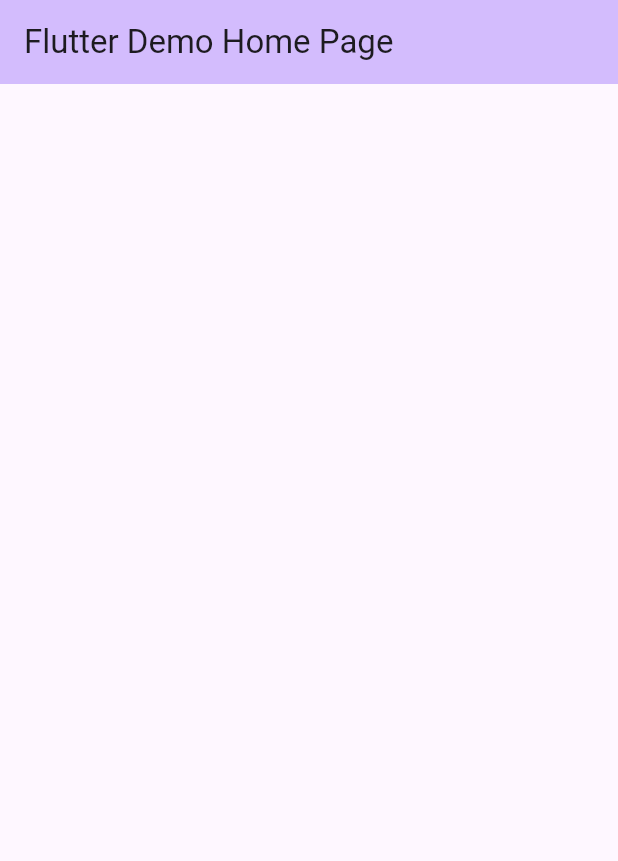
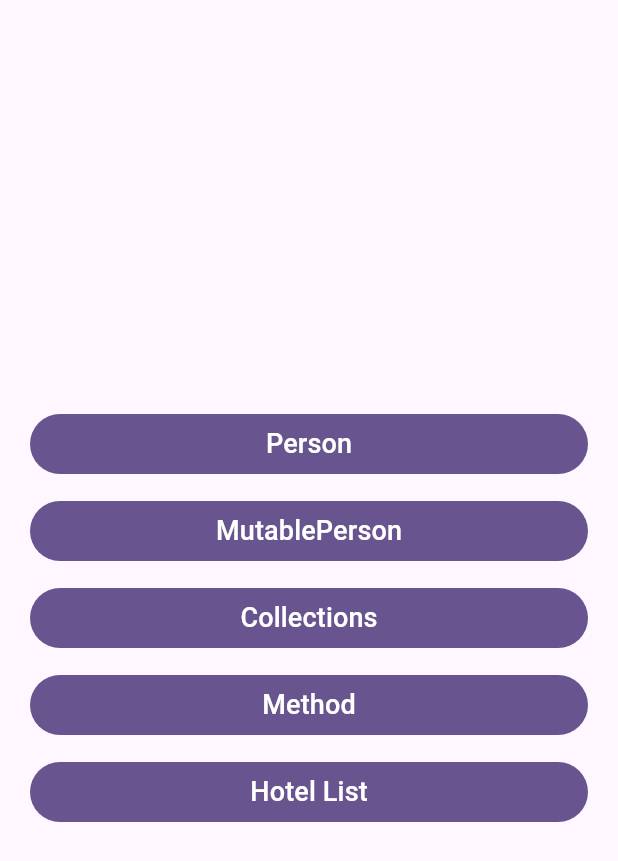
Before and after one commit to hongdroid94/riverpod_study, a Flutter app: the screen it shows after launch, on a phone screen of 412 x 824 dp. Shown: the top 861 px of the screen. Run offline on Flutter 3.47's test engine with Material 3 defaults, Android fonts, the phone set to English and light mode, and no system bars; our stand-ins replace flutter_riverpod, freezed_annotation.

Commit message:
feat. 리버팟 공부코드 푸쉬

```diff
--- a/lib/main.dart
+++ b/lib/main.dart
@@ -1,68 +1,67 @@
 import 'package:flutter/material.dart';
+import 'package:flutter_riverpod/flutter_riverpod.dart';
+import 'package:riverpod_study/pages/collections_page.dart';
+import 'package:riverpod_study/pages/hotel_list_page.dart';
+import 'package:riverpod_study/pages/method_page.dart';
+import 'package:riverpod_study/pages/mutable_person_page.dart';
+import 'package:riverpod_study/pages/person_page.dart';
+import 'package:riverpod_study/widgets/custom_button.dart';
 
 void main() {
-  runApp(const MyApp());
+  runApp(
+    ProviderScope(child: MyApp()),
+  );
 }
 
-class MyApp extends StatefulWidget {
+class MyApp extends StatelessWidget {
   const MyApp({super.key});
 
-  @override
-  State<MyApp> createState() => _MyAppState();
-}
-
-class _MyAppState extends State<MyApp> {
-
-  @override
-  void initState() {
-    super.initState();
-  }
-
-  bool calculate(int a, int b) {
-    if (a==3) {
-      return true;
-    }
-    return false;
-  }
-
+  // This widget is the root of your application.
   @override
   Widget build(BuildContext context) {
     return MaterialApp(
-      title: 'Flutter Demo',
+      title: 'Freezed Data Class',
+      debugShowCheckedModeBanner: false,
       theme: ThemeData(
         colorScheme: ColorScheme.fromSeed(seedColor: Colors.deepPurple),
         useMaterial3: true,
       ),
-      home: const MyHomePage(title: 'Flutter Demo Home Page'),
+      home: MyHomePage(),
     );
   }
 }
 
-class MyHomePage extends StatefulWidget {
-  const MyHomePage({super.key, required this.title});
-  final String title;
-
-  @override
-  State<MyHomePage> createState() => _MyHomePageState();
-}
-
-class _MyHomePageState extends State<MyHomePage> {
-  int _counter = 0;
-
-  void _incrementCounter() {
-    setState(() {
-      _counter++;
-    });
-  }
+class MyHomePage extends StatelessWidget {
+  const MyHomePage({super.key});
 
   @override
   Widget build(BuildContext context) {
     return Scaffold(
-      appBar: AppBar(
-        backgroundColor: Theme.of(context).colorScheme.inversePrimary,
-        title: Text(widget.title),
+      body: Center(
+        child: ListView(
+          shrinkWrap: true,
+          padding: EdgeInsets.all(20),
+          children: [
+            CustomButton(
+              title: 'Person',
+              child: PersonPage(),
+            ),
+            CustomButton(
+              title: 'MutablePerson',
+              child: MutablePersonPage(),
+            ),
+            CustomButton(
+              title: 'Collections',
+              child: CollectionsPage(),
+            ),
+            CustomButton(
+              title: 'Method',
+              child: MethodPage(),
+            ),
+            CustomButton(title: 'Hotel List', child: HotelListPage()),
+          ],
+        ),
       ),
-
     );
   }
 }
--- /dev/null
+++ b/lib/models/collections.dart
@@ -0,0 +1,17 @@
+import 'package:flutter/foundation.dart';
+import 'package:freezed_annotation/freezed_annotation.dart';
+part 'collections.freezed.dart';
+
+@freezed
+class ImmutableColl with _$ImmutableColl {
+  factory ImmutableColl(
+    List<int> list,
+  ) = _ImmutableColl;
+}
+
+@Freezed(makeCollectionsUnmodifiable: false)
+class MutableColl with _$MutableColl {
+  factory MutableColl(
+    List<int> list,
+  ) = _MutableColl;
+}
--- /dev/null
+++ b/lib/models/hotel.dart
@@ -0,0 +1,33 @@
+import 'package:flutter/foundation.dart';
+import 'package:freezed_annotation/freezed_annotation.dart';
+
+part 'hotel.freezed.dart';
+part 'hotel.g.dart';
+
+@freezed
+class Hotel with _$Hotel {
+  @JsonSerializable(explicitToJson: true)
+  const factory Hotel({
+    required String name,
+    required int classification,
+    required String city,
+    @JsonKey(name: 'parking_lot_capacity') int? parkingLotCapacity,
+    @Default([]) List<Review> reviews,
+  }) = _Hotel;
+
+  factory Hotel.fromJson(Map<String, dynamic> json) =>
+      _$HotelFromJson(json);
+}
+
+@freezed
+class Review with _$Review {
+  const factory Review({
+    required double score,
+    String? review,
+  }) = _Review;
+
+
+
+  factory Review.fromJson(Map<String, dynamic> json) =>
+      _$ReviewFromJson(json);
+}
--- /dev/null
+++ b/lib/models/method.dart
@@ -0,0 +1,18 @@
+import 'package:flutter/foundation.dart';
+import 'package:freezed_annotation/freezed_annotation.dart';
+
+part 'method.freezed.dart';
+
+@freezed
+class Method with _$Method {
+  const Method._();
+
+  const factory Method(
+  String methodName, {
+    double? version,
+  }) = _Method;
+
+  void printMethod() {
+    print('$methodName: ${version ?? 0.0}');
+  }
+}
--- /dev/null
+++ b/lib/models/mutable_person.dart
@@ -0,0 +1,19 @@
+import 'package:flutter/foundation.dart';
+import 'package:freezed_annotation/freezed_annotation.dart';
+
+part 'mutable_person.freezed.dart';
+part 'mutable_person.g.dart';
+
+@unfreezed
+class MutablePerson with _$MutablePerson {
+  factory MutablePerson({
+    required final int id, // unfreezed data class 에서는 final 을 지정해야만 immutable이 된다
+    required String name,
+    required String email,
+  }) = _MutablePerson;
+
+
+
+  factory MutablePerson.fromJson(Map<String, dynamic> json) =>
+      _$MutablePersonFromJson(json);
+}
--- /dev/null
+++ b/lib/models/person.dart
@@ -0,0 +1,19 @@
+import 'package:flutter/foundation.dart';
+import 'package:freezed_annotation/freezed_annotation.dart';
+
+part 'person.freezed.dart';
+part 'person.g.dart';
+
+@freezed
+class Person with _$Person {
+  const factory Person({
+    required int id,
+    required String name,
+    required String email,
+  }) = _Person;
+
+
+
+  factory Person.fromJson(Map<String, dynamic> json) =>
+      _$PersonFromJson(json);
+}
--- /dev/null
+++ b/lib/pages/method_page.dart
@@ -0,0 +1,20 @@
+import 'package:flutter/material.dart';
+import 'package:riverpod_study/models/method.dart';
+
+class MethodPage extends StatelessWidget {
+  const MethodPage({super.key});
+
+  @override
+  Widget build(BuildContext context) {
+    const method1 = Method('method1');
+    method1.printMethod();
+    const method2 = Method('method2', version: 1.5);
+    method2.printMethod();
+
+    return Scaffold(
+      appBar: AppBar(
+        title: const Text('Method'),
+      ),
+    );
+  }
+}
--- /dev/null
+++ b/lib/widgets/custom_button.dart
@@ -0,0 +1,32 @@
+import 'package:flutter/material.dart';
+
+class CustomButton extends StatelessWidget {
+  final String title;
+  final Widget child;
+
+  const CustomButton({
+    Key? key,
+    required this.title,
+    required this.child,
+  }) : super(key: key);
+
+  @override
+  Widget build(BuildContext context) {
+    return Padding(
+      padding: const EdgeInsets.symmetric(vertical: 5.0),
+      child: FilledButton(
+        onPressed: () {
+          Navigator.of(context).push(
+            MaterialPageRoute(
+              builder: (context) => child,
+            ),
+          );
+        },
+        child: Text(
+          title,
+          style: const TextStyle(fontSize: 18),
+        ),
+      ),
+    );
+  }
+}
```
Also changed, not shown: analysis_options.yaml (+9 -11 lines), lib/constants/breakpoints.dart (added, +9 -0 lines), lib/constants/define.dart (added, +7 -0 lines), lib/constants/gaps.dart (added, +75 -0 lines), lib/constants/sizes.dart (added, +39 -0 lines), lib/pages/collections_page.dart (added, +22 -0 lines), lib/pages/hotel_list_page.dart (added, +126 -0 lines), lib/pages/mutable_person_page.dart (added, +23 -0 lines), lib/pages/person_page.dart (added, +22 -0 lines), lib/repositories/hotel_repository.dart (added, +69 -0 lines), pubspec.yaml (+12 -69 lines), lib/models/collections.freezed.dart (added), lib/models/hotel.freezed.dart (added), lib/models/hotel.g.dart (added), 5 more files.
